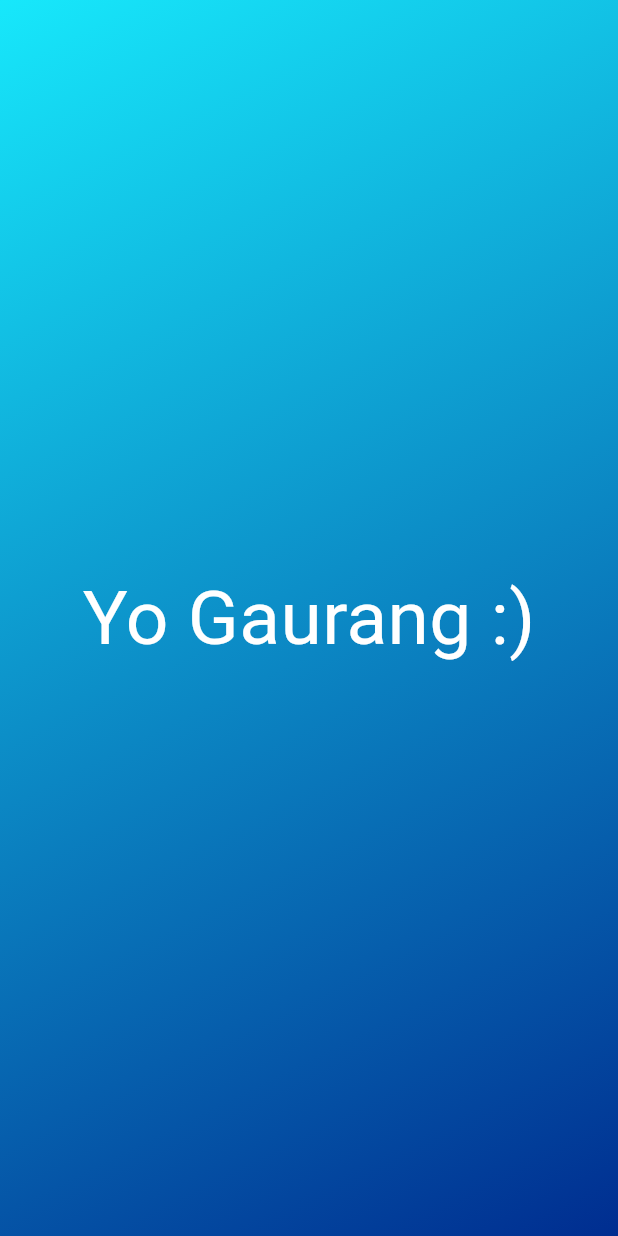
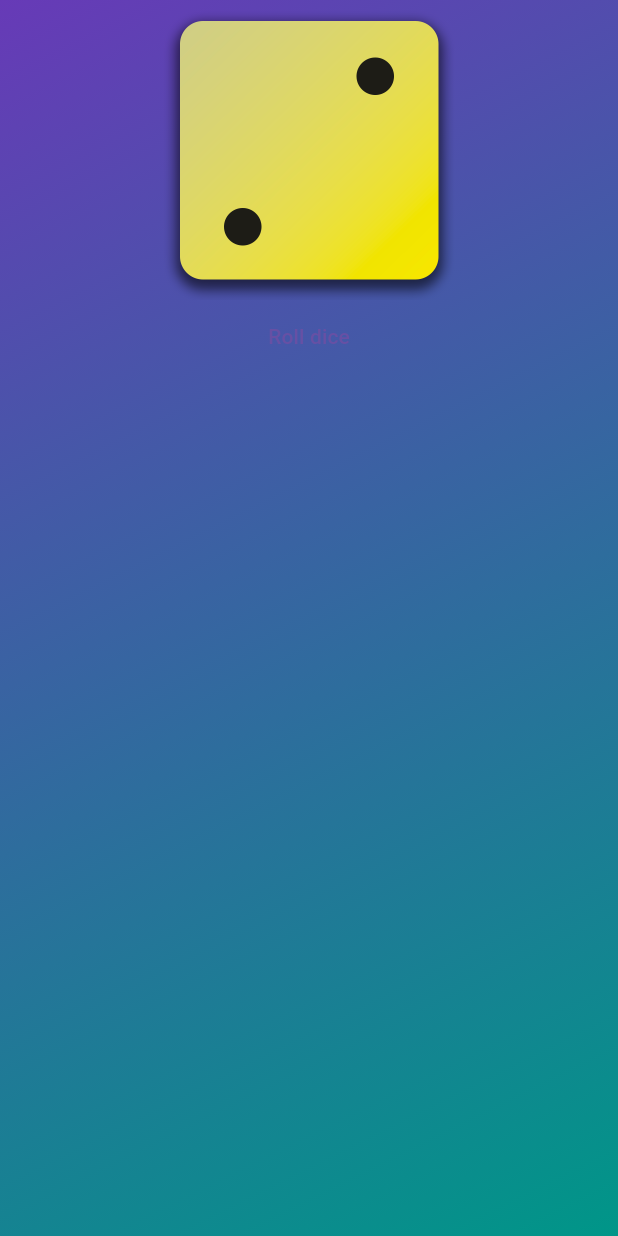
Before and after one commit to heimdel/heimdell_app, a Flutter app: the screen it shows after launch, on a phone screen of 412 x 824 dp. Run offline on Flutter 3.47's test engine with Material 3 defaults, Android fonts, the light colour scheme and no system bars.

Commit message:
assets added and button added

```diff
--- a/lib/gradient_container.dart
+++ b/lib/gradient_container.dart
@@ -6,24 +6,59 @@ const startAlignment = Alignment.topLeft;
 const endAlignment = Alignment.bottomRight;
 
 class GradientContainer extends StatelessWidget {
-  const GradientContainer({super.key, required this.colors});
+  const GradientContainer(this.color1, this.color2, {super.key});
 
-  final List<Color> colors;
+  const GradientContainer.purple()
+      : color1 = Colors.deepPurple,
+        color2 = Colors.teal;
+
+  final Color color1;
+  final Color color2;
 
   @override
   Widget build(context) {
     return Container(
-      decoration: const BoxDecoration(
+      decoration: BoxDecoration(
         gradient: LinearGradient(
-          colors: [
-            Color.fromARGB(255, 23, 232, 251),
-            Color.fromARGB(255, 0, 45, 144),
-          ],
+          colors: [color1, color2],
           begin: startAlignment,
           end: endAlignment,
         ),
       ),
-      child: const Center(child: StyleText()),
+      child: Center(
+          child: Column(children: [
+        Image.asset(
+          'assets/images/dice-2.png',
+          width: 200,
+        ),
+        TextButton(
+            onPressed: () {
+              //..Write here
+            },
+            child: const Text("Roll dice"))
+      ])),
     );
   }
 }
+
+
+
+// class GradientContainer extends StatelessWidget {
+//   const GradientContainer({super.key, required this.colors});
+
+//   final List<Color> colors;
+
+//   @override
+//   Widget build(context) {
+//     return Container(
+//       decoration: BoxDecoration(
+//         gradient: LinearGradient(
+//           colors: colors,
+//           begin: startAlignment,
+//           end: endAlignment,
+//         ),
+//       ),
+//       child: const Center(child: StyleText()),
+//     );
+//   }
+// }
--- a/lib/main.dart
+++ b/lib/main.dart
@@ -6,11 +6,7 @@ void main() {
   runApp(
     const MaterialApp(
       home: Scaffold(
-        body: GradientContainer(
-          colors: [
-            Color.fromARGB(255, 23, 232, 251),
-          ],
-        ),
+        body: GradientContainer.purple(),
       ),
     ),
   );
--- a/lib/style_text.dart
+++ b/lib/style_text.dart
@@ -6,7 +6,7 @@ class StyleText extends StatelessWidget {
   @override
   Widget build(context) {
     return const Text(
-      'Yo Gaurang :)',
+      'Yo Hello :)',
       style: TextStyle(color: Colors.white, fontSize: 50),
     );
   }
```
Also changed, not shown: pubspec.yaml (+7 -0 lines), assets/images/dice-1.png (added), assets/images/dice-2.png (added), assets/images/dice-3.png (added), assets/images/dice-4.png (added), assets/images/dice-5.png (added), assets/images/dice-6.png (added), 1 other file.
